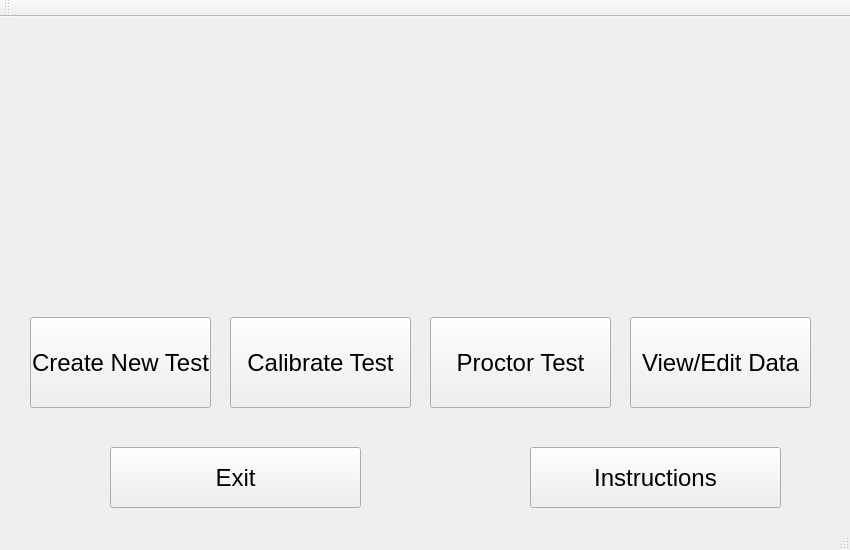
First picture: the form in mainwindow.ui, repository nickcosta18/totalPrediction, before the edit.
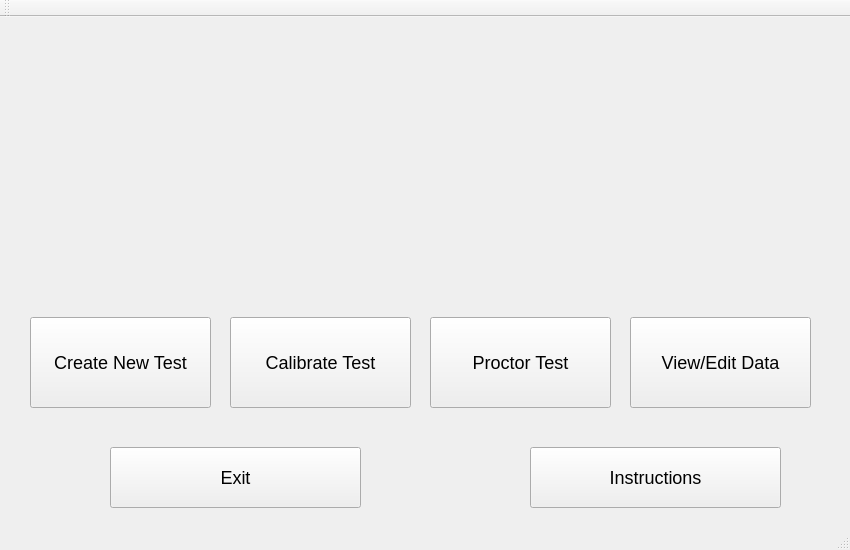
Second picture: the form after the edit. Icons and pictures are not drawn.

Commit message: Font Standardized for All Resolutions and Platforms

What changed in the file:
```diff
--- a/mainwindow.ui
+++ b/mainwindow.ui
@@ -37,9 +37,12 @@
     </property>
     <property name="font">
      <font>
-      <pointsize>18</pointsize>
+      <pointsize>-1</pointsize>
      </font>
     </property>
+    <property name="styleSheet">
+     <string notr="true">font-size: 18px;</string>
+    </property>
     <property name="text">
      <string>Create New Test</string>
     </property>
@@ -55,9 +58,12 @@
     </property>
     <property name="font">
      <font>
-      <pointsize>18</pointsize>
+      <pointsize>-1</pointsize>
      </font>
     </property>
+    <property name="styleSheet">
+     <string notr="true">font-size: 18px;</string>
+    </property>
     <property name="text">
      <string>Calibrate Test</string>
     </property>
@@ -73,9 +79,12 @@
     </property>
     <property name="font">
      <font>
-      <pointsize>18</pointsize>
+      <pointsize>-1</pointsize>
      </font>
     </property>
+    <property name="styleSheet">
+     <string notr="true">font-size: 18px;</string>
+    </property>
     <property name="text">
      <string>Proctor Test</string>
     </property>
@@ -91,9 +100,12 @@
     </property>
     <property name="font">
      <font>
-      <pointsize>18</pointsize>
+      <pointsize>-1</pointsize>
      </font>
     </property>
+    <property name="styleSheet">
+     <string notr="true">font-size: 18px;</string>
+    </property>
     <property name="text">
      <string>View/Edit Data</string>
     </property>
@@ -109,9 +121,12 @@
     </property>
     <property name="font">
      <font>
-      <pointsize>18</pointsize>
+      <pointsize>-1</pointsize>
      </font>
     </property>
+    <property name="styleSheet">
+     <string notr="true">font-size: 18px;</string>
+    </property>
     <property name="text">
      <string>Instructions</string>
     </property>
@@ -127,9 +142,12 @@
     </property>
     <property name="font">
      <font>
-      <pointsize>18</pointsize>
+      <pointsize>-1</pointsize>
      </font>
     </property>
+    <property name="styleSheet">
+     <string notr="true">font-size: 18px;</string>
+    </property>
     <property name="text">
      <string>Exit</string>
     </property>
```
The commit also changes 16 other files.
